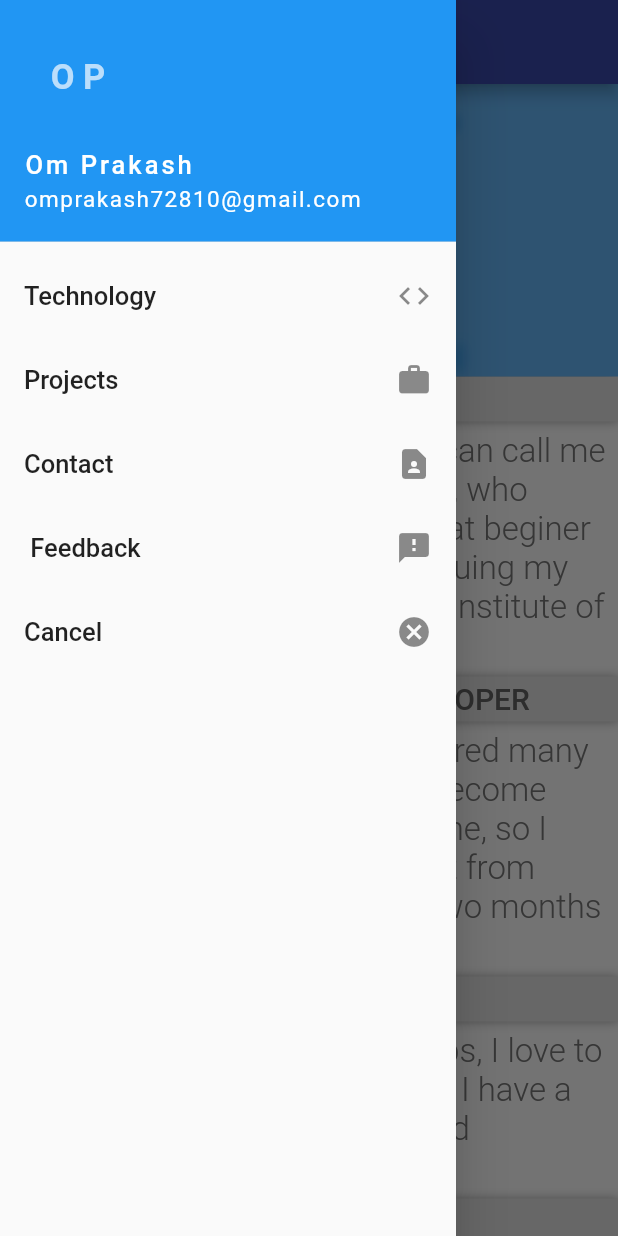
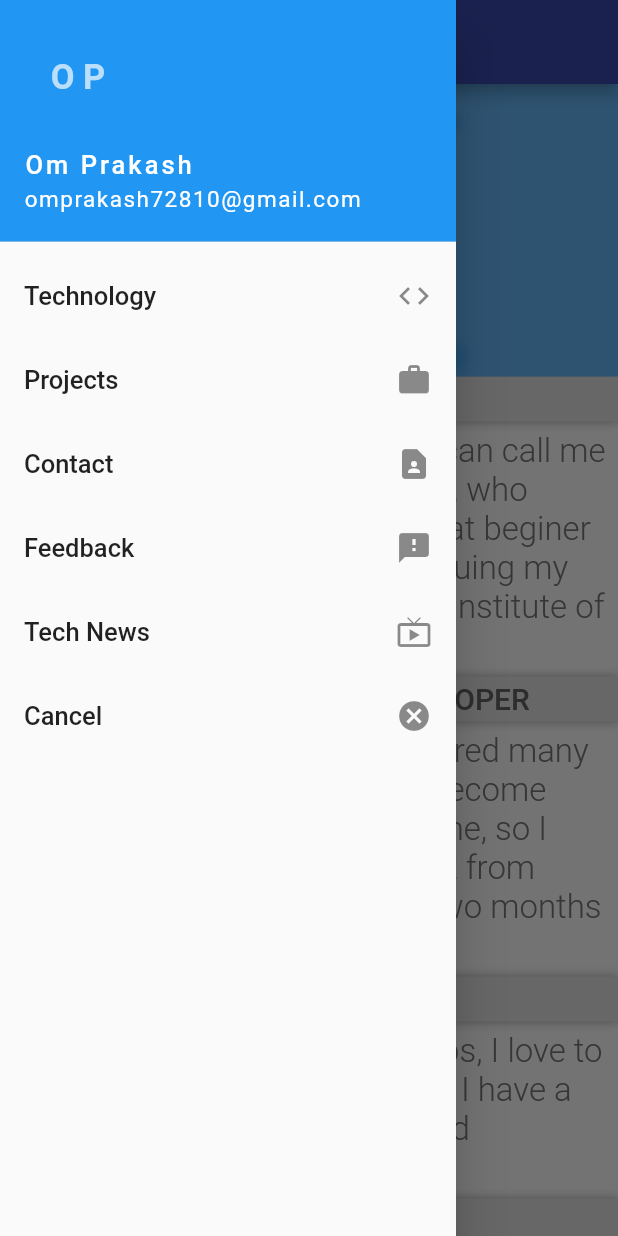
Before and after one commit to dev7omprakash/Portfolio, a Flutter app: the screen it shows after launch, with the side drawer open, on a phone screen of 412 x 824 dp. Run offline on Flutter 3.47's test engine with Material 2 defaults, Android fonts, the phone set to English and light mode, and no system bars; our stand-ins replace google_fonts; Roboto replaces fonts that are missing (Kanit).

Commit message:
Some ui update

```diff
--- a/lib/MyHomePage.dart
+++ b/lib/MyHomePage.dart
@@ -57,9 +57,13 @@ class _MyHomePageState extends State<MyHomePage> {
               onTap: () => Navigator.of(context).pushNamed("/Contact"),
             ),
             ListTile(
-                title: Text(" Feedback", style: TextStyle(fontSize: 17)),
+                title: Text("Feedback", style: TextStyle(fontSize: 17)),
                 trailing: Icon(Icons.feedback),
                 onTap: () => Navigator.of(context).pushNamed("/Feedback")),
+            ListTile(
+                title: Text("Tech News", style: TextStyle(fontSize: 17)),
+                trailing: Icon(Icons.live_tv),
+                onTap: () => Navigator.of(context).pushNamed("/News")),
             ListTile(
               title: Text("Cancel", style: TextStyle(fontSize: 17)),
               trailing: Icon(Icons.cancel),
--- a/lib/main.dart
+++ b/lib/main.dart
@@ -2,7 +2,7 @@ import 'package:flutter/material.dart';
 import 'MyHomePage.dart';
 import 'Tech.dart';
 import 'Projects.dart';
-
+import 'News.dart';
 import 'Contact.dart';
 import 'FeedBack.dart';
 import 'package:google_fonts/google_fonts.dart';
@@ -29,6 +29,7 @@ class MyApp extends StatelessWidget {
         "/Tech": (context) => Tech(),
         "/Contact": (context) => Contact(),
         "/Feedback": (context) => FeedBack(),
+        "/News": (context) => News(),
       },
     );
   }
```
